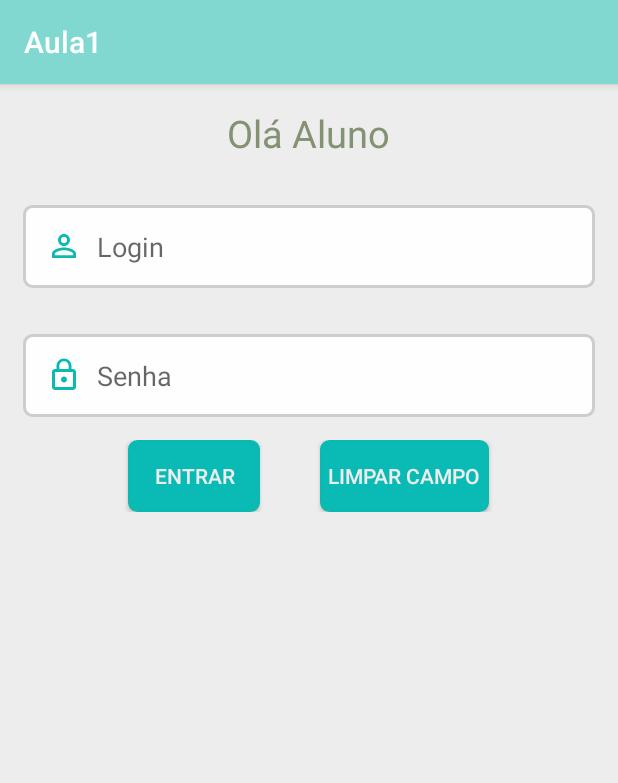
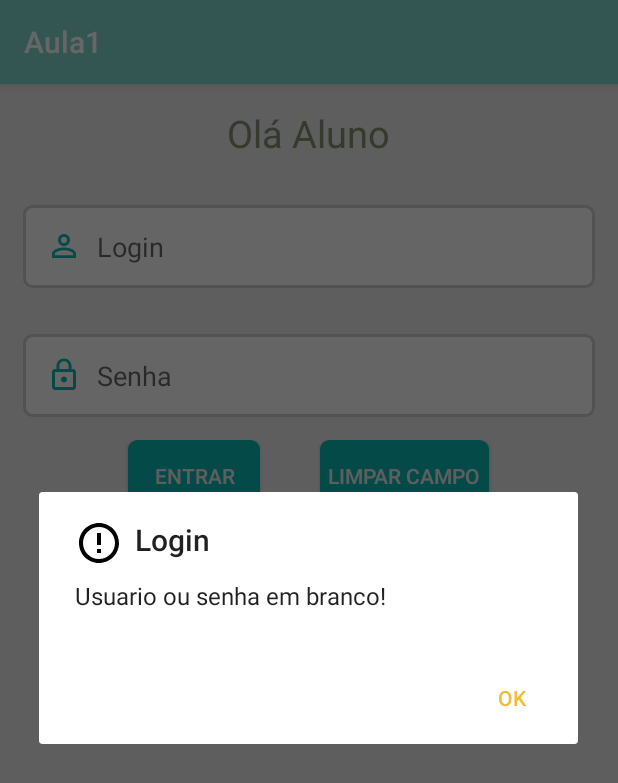
Before and after one commit to Metallikl/Aulas_Gabi, an Android app: the screen it shows after launch (MainActivity), after a tap on "ENTRAR", on a phone screen of 412 x 824 dp. Shown: the top 783 px of the screen. Run offline under Robolectric (Android 15) with nearby library versions, the phone set to English and light mode, and no system bars.

Commit message:
Criado arquivos drawable pra background dos edittext e btn Adicionado icone de person e lock Adicionado novas cores e definido nova paleta primary

```diff
--- a/app/build.gradle
+++ b/app/build.gradle
@@ -24,9 +24,10 @@ android {
 
 dependencies {
     implementation fileTree(dir: 'libs', include: ['*.jar'])
-    implementation"org.jetbrains.kotlin:kotlin-stdlib-jre7:$kotlin_version"
+    implementation "org.jetbrains.kotlin:kotlin-stdlib-jre7:$kotlin_version"
     implementation 'com.android.support:appcompat-v7:26.1.0'
     implementation 'com.android.support.constraint:constraint-layout:1.1.0'
+    implementation 'com.android.support:design:26.1.0'
     testImplementation 'junit:junit:4.12'
     androidTestImplementation 'com.android.support.test:runner:1.0.2'
     androidTestImplementation 'com.android.support.test.espresso:espresso-core:3.0.2'
--- a/app/src/main/AndroidManifest.xml
+++ b/app/src/main/AndroidManifest.xml
@@ -16,6 +16,9 @@
                 <category android:name="android.intent.category.LAUNCHER" />
             </intent-filter>
         </activity>
+        <activity
+            android:name=".Home"
+            android:label="@string/title_activity_home"/>
     </application>
 
 </manifest>
--- a/app/src/main/java/com/example/user/aula1/MainActivity.java
+++ b/app/src/main/java/com/example/user/aula1/MainActivity.java
@@ -1,19 +1,23 @@
 package com.example.user.aula1;
 
+import android.content.Intent;
 import android.os.Bundle;
 import android.support.annotation.Nullable;
+import android.support.v7.app.AlertDialog;
 import android.support.v7.app.AppCompatActivity;
 import android.view.View;
 import android.widget.Button;
 import android.widget.EditText;
 import android.widget.TextView;
-import android.widget.Toast;
 
 public class MainActivity extends AppCompatActivity {
 
     private TextView tv_01;
     private EditText et_01;
+    private EditText et_02;
     private Button btn_01;
+    private Button btn_02;
+    private View.OnClickListener clickListner;
 
     @Override
     protected void onCreate(@Nullable Bundle savedInstanceState) {
@@ -22,21 +26,71 @@ public class MainActivity extends AppCompatActivity {
         //
         tv_01 = findViewById(R.id.tv_01);
         et_01 = findViewById(R.id.et_01);
+        et_02 = findViewById(R.id.et_02);
         btn_01 = findViewById(R.id.btn_01);
+        btn_02 = findViewById(R.id.btn_02);
         //
-        btn_01.setOnClickListener(new View.OnClickListener() {
+        clickListner = new View.OnClickListener() {
             @Override
             public void onClick(View view) {
-                String texto = et_01.getText().toString();
+                int idBtn =  view.getId();
                 //
-                Toast.makeText(getBaseContext(),texto,Toast.LENGTH_LONG).show();
+                switch (idBtn){
+                    case R.id.btn_01:
+                        //codigo do btn
+                        String eText1 = et_01.getText().toString();
+                        String eText2 = et_02.getText().toString();
+                        //
+                        if(eText1.isEmpty() || eText2.isEmpty()){
+                            mostrarMsg("Login","Usuario ou senha em branco!");
+                        }else{
+                            if(eText1.equalsIgnoreCase("amora") && eText2.equals("dog")){
+                                //
+                                Intent intent = new Intent(MainActivity.this,Home.class);
+                                intent.setFlags(Intent.FLAG_ACTIVITY_NEW_TASK);
+                                //
+                                Bundle bundle = new Bundle();
+                                bundle.putString("nome_aluno",eText1);
+                                intent.putExtras(bundle);
+                                //
+                                startActivity(intent);
+                                //
+                                finish();
+                            }else{
+                                mostrarMsg("Login","Usuario ou senha invalidos !");
+                            }
+                        }
+                        break;
+                    case R.id.btn_02:
+                        //codigo do btn2
+                        et_01.setText("");
+                        et_02.setText("");
+                        break;
+
+                }
+
             }
-        });
-
+        };
+        //
+        btn_01.setOnClickListener(clickListner);
+        //
+        btn_02.setOnClickListener(clickListner);
 
 
 
     }
 
+    private void mostrarMsg(String titulo, String msg) {
+        AlertDialog.Builder builder = new AlertDialog.Builder(MainActivity.this);
+        //
+        builder.setIcon(R.drawable.ic_error_outline_black_24dp);
+        builder.setTitle(titulo);
+        builder.setMessage(msg);
+        builder.setPositiveButton("OK",null);
+        //
+        AlertDialog dialog = builder.create();
+        dialog.show();
+    }
+
 
 }
--- /dev/null
+++ b/app/src/main/res/drawable/ic_error_outline_black_24dp.xml
@@ -0,0 +1,5 @@
+<vector android:autoMirrored="true" android:height="24dp"
+    android:viewportHeight="24.0" android:viewportWidth="24.0"
+    android:width="24dp" xmlns:android="http://schemas.android.com/apk/res/android">
+    <path android:fillColor="#FF000000" android:pathData="M11,15h2v2h-2zM11,7h2v6h-2zM11.99,2C6.47,2 2,6.48 2,12s4.47,10 9.99,10C17.52,22 22,17.52 22,12S17.52,2 11.99,2zM12,20c-4.42,0 -8,-3.58 -8,-8s3.58,-8 8,-8 8,3.58 8,8 -3.58,8 -8,8z"/>
+</vector>
--- a/app/src/main/res/layout/activity_main.xml
+++ b/app/src/main/res/layout/activity_main.xml
@@ -67,12 +67,14 @@
             android:layout_height="match_parent"/>
 
         <Button
+            android:id="@+id/btn_02"
             android:layout_width="wrap_content"
             android:layout_height="wrap_content"
             android:text="Limpar Campo"
             android:background="@drawable/btn_standard"
             android:textColor="@color/color_lightest_gray"
             android:padding="5dp"
+            android:visibility="visible"
             />
 
     </LinearLayout>
--- /dev/null
+++ b/app/src/main/res/values/dimens.xml
@@ -0,0 +1,3 @@
+<resources>
+    <dimen name="fab_margin">16dp</dimen>
+</resources>
--- a/app/src/main/res/values/strings.xml
+++ b/app/src/main/res/values/strings.xml
@@ -1,4 +1,5 @@
 <resources>
     <string name="app_name">Aula1</string>
     <string name="txt_exibir_nome">Exibir meu nome</string>
+    <string name="title_activity_home">Home</string>
 </resources>
```
Also changed, not shown: app/src/main/java/com/example/user/aula1/Home.java (added, +124 -0 lines), app/src/main/java/com/example/user/aula1/Professor.java (added, +32 -0 lines), app/src/main/res/layout/activity_home.xml (added, +51 -0 lines), app/src/main/res/layout/celula_professor.xml (added, +23 -0 lines), app/src/main/res/values/styles.xml (+9 -0 lines), app/src/main/res/drawable/cascao.png (added), app/src/main/res/drawable/cebolinha.png (added), app/src/main/res/drawable/franjinha.png (added), app/src/main/res/drawable/magali.png (added), app/src/main/res/drawable/monica.png (added), app/src/main/res/drawable/nimbus.png (added), app/src/main/res/drawable/rosinha.png (added).
